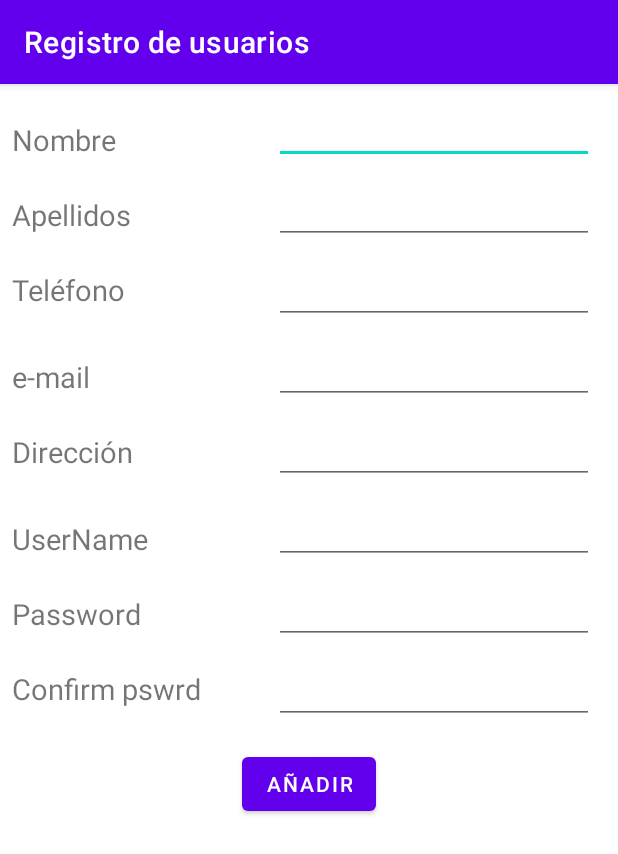
After one commit to 16kram/ClienteAndroidMovies4Rent, an Android app: the RegistroUsuario screen opened directly, with no data from a screen before it, on a phone screen of 412 x 824 dp. The commit adds this screen. Shown: the top 854 px of the screen. Run offline under Robolectric (Android 15) with nearby library versions, the phone set to English and light mode, and no system bars.

Commit message:
Pantalla de Registro de usuarios añadida.

```diff
--- a/app/src/main/AndroidManifest.xml
+++ b/app/src/main/AndroidManifest.xml
@@ -7,7 +7,6 @@
     <uses-permission android:name="android.permission.ACCESS_NETWORK_STATE" />
 
     <application
-        android:usesCleartextTraffic="true"
         android:allowBackup="true"
         android:dataExtractionRules="@xml/data_extraction_rules"
         android:fullBackupContent="@xml/backup_rules"
@@ -16,7 +15,11 @@
         android:roundIcon="@mipmap/ic_launcher_round"
         android:supportsRtl="true"
         android:theme="@style/Theme.ProyectoM13AppMovil"
+        android:usesCleartextTraffic="true"
         tools:targetApi="31">
+        <activity
+            android:name=".RegistroUsuario"
+            android:exported="false" />
         <activity
             android:name=".MainActivity"
             android:exported="true">
--- a/app/src/main/java/porqueras/ioc/proyectom13appmovil/APIService.java
+++ b/app/src/main/java/porqueras/ioc/proyectom13appmovil/APIService.java
@@ -30,5 +30,4 @@ public interface APIService {
     @POST("login")
     Call<LoginResponse> getLogin(@Body LoginResponse loginResponse);
 
-
 }
--- a/app/src/main/java/porqueras/ioc/proyectom13appmovil/MainActivity.java
+++ b/app/src/main/java/porqueras/ioc/proyectom13appmovil/MainActivity.java
@@ -2,6 +2,7 @@ package porqueras.ioc.proyectom13appmovil;
 
 import androidx.appcompat.app.AppCompatActivity;
 
+import android.content.Intent;
 import android.os.Bundle;
 import android.util.Log;
 import android.view.View;
@@ -27,6 +28,7 @@ public class MainActivity extends AppCompatActivity {
     EditText usuario;
     EditText contrasena;
     Button buttonEntrar;
+    Button buttonNuevoUsuario;
 
     @Override
     protected void onCreate(Bundle savedInstanceState) {
@@ -36,10 +38,12 @@ public class MainActivity extends AppCompatActivity {
         //Oculta la ActionBar
         getSupportActionBar().hide();
 
-        //Añadimos los campos de texto y el botón
+        //Añadimos los campos de texto y los botones
         usuario = (EditText) findViewById(R.id.editTextTextUsuario);
         contrasena = (EditText) findViewById(R.id.editTextTextContrasena);
         buttonEntrar = (Button) findViewById(R.id.buttonEntrar);
+        buttonNuevoUsuario=(Button)findViewById(R.id.buttonNuevoUsuario);
+
 
         //Configuración de la conexión de red
         OkHttpClient okHttpClient = new OkHttpClient.Builder()
@@ -83,6 +87,15 @@ public class MainActivity extends AppCompatActivity {
                         Log.d("response", "Error de red-->" + t.getMessage());
                     }
                 }));
+            }
+        });
+
+        //Acción del botón Nuevo Usuario
+        buttonNuevoUsuario.setOnClickListener(new View.OnClickListener() {
+            @Override
+            public void onClick(View v) {
+                Intent i=new Intent(MainActivity.this,RegistroUsuario.class);
+                startActivity(i);
             }
         });
 
--- /dev/null
+++ b/app/src/main/java/porqueras/ioc/proyectom13appmovil/RegistroUsuario.java
@@ -0,0 +1,31 @@
+package porqueras.ioc.proyectom13appmovil;
+
+import androidx.appcompat.app.AppCompatActivity;
+
+import android.os.Bundle;
+import android.widget.Button;
+import android.widget.EditText;
+
+public class RegistroUsuario extends AppCompatActivity {
+    EditText nombre,apellidos,telefono,email,address,username,password,confirmPassword;
+    Button botonRegistro;
+
+    @Override
+    protected void onCreate(Bundle savedInstanceState) {
+        super.onCreate(savedInstanceState);
+        setContentView(R.layout.activity_registro_usuario);
+        setTitle("Registro de usuarios");
+
+        //Añadimos los campos de texto y los botones
+        nombre=(EditText)findViewById(R.id.editTextNombre);
+        apellidos=(EditText) findViewById(R.id.editTextApellidos);
+        telefono=(EditText) findViewById(R.id.editTextTelefono);
+        email=(EditText) findViewById(R.id.editTextTelefono);
+        address=(EditText) findViewById(R.id.editTextDireccion);
+        username=(EditText) findViewById(R.id.editTextUserName);
+        password=(EditText)findViewById(R.id.editTextPassword);
+        confirmPassword=(EditText) findViewById(R.id.editTextConfirmPassword);
+
+
+    }
+}
--- a/app/src/main/res/layout/activity_main.xml
+++ b/app/src/main/res/layout/activity_main.xml
@@ -81,4 +81,14 @@
         app:layout_constraintEnd_toEndOf="parent"
         app:layout_constraintStart_toStartOf="parent"
         app:layout_constraintTop_toBottomOf="@+id/textViewContrasena" />
+
+    <Button
+        android:id="@+id/buttonNuevoUsuario"
+        android:layout_width="wrap_content"
+        android:layout_height="wrap_content"
+        android:layout_marginTop="32dp"
+        android:text="NUEVO USUARIO"
+        app:layout_constraintEnd_toEndOf="parent"
+        app:layout_constraintStart_toStartOf="parent"
+        app:layout_constraintTop_toBottomOf="@+id/buttonEntrar" />
 </androidx.constraintlayout.widget.ConstraintLayout>
--- /dev/null
+++ b/app/src/main/res/layout/activity_registro_usuario.xml
@@ -0,0 +1,195 @@
+<?xml version="1.0" encoding="utf-8"?>
+<androidx.constraintlayout.widget.ConstraintLayout xmlns:android="http://schemas.android.com/apk/res/android"
+    xmlns:app="http://schemas.android.com/apk/res-auto"
+    xmlns:tools="http://schemas.android.com/tools"
+    android:layout_width="match_parent"
+    android:layout_height="match_parent"
+    tools:context=".RegistroUsuario">
+
+    <EditText
+        android:id="@+id/editTextNombre"
+        android:layout_width="wrap_content"
+        android:layout_height="wrap_content"
+        android:layout_marginTop="8dp"
+        android:layout_marginEnd="16dp"
+        android:ems="10"
+        android:inputType="textPersonName"
+        app:layout_constraintEnd_toEndOf="parent"
+        app:layout_constraintTop_toTopOf="parent" />
+
+    <EditText
+        android:id="@+id/editTextApellidos"
+        android:layout_width="wrap_content"
+        android:layout_height="wrap_content"
+        android:layout_marginTop="8dp"
+        android:layout_marginEnd="16dp"
+        android:ems="10"
+        android:inputType="textPersonName"
+        app:layout_constraintEnd_toEndOf="parent"
+        app:layout_constraintTop_toBottomOf="@+id/editTextNombre" />
+
+    <EditText
+        android:id="@+id/editTextTelefono"
+        android:layout_width="wrap_content"
+        android:layout_height="wrap_content"
+        android:layout_marginTop="8dp"
+        android:layout_marginEnd="16dp"
+        android:ems="10"
+        android:inputType="textPersonName"
+        app:layout_constraintEnd_toEndOf="parent"
+        app:layout_constraintTop_toBottomOf="@+id/editTextApellidos" />
+
+    <EditText
+        android:id="@+id/editTextEmail"
+        android:layout_width="wrap_content"
+        android:layout_height="wrap_content"
+        android:layout_marginTop="8dp"
+        android:layout_marginEnd="16dp"
+        android:ems="10"
+        android:inputType="textPersonName"
+        app:layout_constraintEnd_toEndOf="parent"
+        app:layout_constraintTop_toBottomOf="@+id/editTextTelefono" />
+
+    <EditText
+        android:id="@+id/editTextDireccion"
+        android:layout_width="wrap_content"
+        android:layout_height="wrap_content"
+        android:layout_marginTop="8dp"
+        android:layout_marginEnd="16dp"
+        android:ems="10"
+        android:inputType="textPersonName"
+        app:layout_constraintEnd_toEndOf="parent"
+        app:layout_constraintTop_toBottomOf="@+id/editTextEmail" />
+
+    <EditText
+        android:id="@+id/editTextUserName"
+        android:layout_width="wrap_content"
+        android:layout_height="wrap_content"
+        android:layout_marginTop="8dp"
+        android:layout_marginEnd="16dp"
+        android:ems="10"
+        android:inputType="textPersonName"
+        app:layout_constraintEnd_toEndOf="parent"
+        app:layout_constraintTop_toBottomOf="@+id/editTextDireccion" />
+
+    <TextView
+        android:id="@+id/textViewNombre"
+        android:layout_width="wrap_content"
+        android:layout_height="wrap_content"
+        android:layout_marginStart="8dp"
+        android:layout_marginTop="24dp"
+        android:text="Nombre"
+        android:textSize="19dp"
+        app:layout_constraintStart_toStartOf="parent"
+        app:layout_constraintTop_toTopOf="parent" />
+
+    <TextView
+        android:id="@+id/textViewApellidos"
+        android:layout_width="wrap_content"
+        android:layout_height="wrap_content"
+        android:layout_marginStart="8dp"
+        android:layout_marginTop="24dp"
+        android:text="Apellidos"
+        android:textSize="19dp"
+        app:layout_constraintStart_toStartOf="parent"
+        app:layout_constraintTop_toBottomOf="@+id/textViewNombre" />
+
+    <TextView
+        android:id="@+id/textViewTelefono"
+        android:layout_width="wrap_content"
+        android:layout_height="wrap_content"
+        android:layout_marginStart="8dp"
+        android:layout_marginTop="24dp"
+        android:text="Teléfono"
+        android:textSize="19dp"
+        app:layout_constraintStart_toStartOf="parent"
+        app:layout_constraintTop_toBottomOf="@+id/textViewApellidos" />
+
+    <TextView
+        android:id="@+id/textViewEmail"
+        android:layout_width="wrap_content"
+        android:layout_height="wrap_content"
+        android:layout_marginStart="8dp"
+        android:layout_marginTop="32dp"
+        android:text="e-mail"
+        android:textSize="19dp"
+        app:layout_constraintStart_toStartOf="parent"
+        app:layout_constraintTop_toBottomOf="@+id/textViewTelefono" />
+
+    <TextView
+        android:id="@+id/textViewDireccion"
+        android:layout_width="wrap_content"
+        android:layout_height="wrap_content"
+        android:layout_marginStart="8dp"
+        android:layout_marginTop="24dp"
+        android:text="Dirección"
+        android:textSize="19dp"
+        app:layout_constraintStart_toStartOf="parent"
+        app:layout_constraintTop_toBottomOf="@+id/textViewEmail" />
+
+    <TextView
+        android:id="@+id/textViewUserName"
+        android:layout_width="wrap_content"
+        android:layout_height="wrap_content"
+        android:layout_marginStart="8dp"
+        android:layout_marginTop="32dp"
+        android:text="UserName"
+        android:textSize="19dp"
+        app:layout_constraintStart_toStartOf="parent"
+        app:layout_constraintTop_toBottomOf="@+id/textViewDireccion" />
+
+    <TextView
+        android:id="@+id/textViewPassword"
+        android:layout_width="wrap_content"
+        android:layout_height="wrap_content"
+        android:layout_marginStart="8dp"
+        android:layout_marginTop="24dp"
+        android:text="Password"
+        android:textSize="19dp"
+        app:layout_constraintStart_toStartOf="parent"
+        app:layout_constraintTop_toBottomOf="@+id/textViewUserName" />
+
+    <TextView
+        android:id="@+id/textViewConfirmPassword"
+        android:layout_width="wrap_content"
+        android:layout_height="wrap_content"
+        android:layout_marginStart="8dp"
+        android:layout_marginTop="24dp"
+        android:text="Confirm pswrd"
+        android:textSize="19dp"
+        app:layout_constraintStart_toStartOf="parent"
+        app:layout_constraintTop_toBottomOf="@+id/textViewPassword" />
+
+    <Button
+        android:id="@+id/buttonRegistro"
+        android:layout_width="wrap_content"
+        android:layout_height="wrap_content"
+        android:layout_marginTop="16dp"
+        android:text="Añadir"
+        app:layout_constraintEnd_toEndOf="parent"
+        app:layout_constraintStart_toStartOf="parent"
+        app:layout_constraintTop_toBottomOf="@+id/editTextConfirmPassword" />
+
+    <EditText
+        android:id="@+id/editTextPassword"
+        android:layout_width="wrap_content"
+        android:layout_height="wrap_content"
+        android:layout_marginTop="8dp"
+        android:layout_marginEnd="16dp"
+        android:ems="10"
+        android:inputType="textPassword"
+        app:layout_constraintEnd_toEndOf="parent"
+        app:layout_constraintTop_toBottomOf="@+id/editTextUserName" />
+
+    <EditText
+        android:id="@+id/editTextConfirmPassword"
+        android:layout_width="wrap_content"
+        android:layout_height="wrap_content"
+        android:layout_marginTop="8dp"
+        android:layout_marginEnd="16dp"
+        android:ems="10"
+        android:inputType="textPassword"
+        app:layout_constraintEnd_toEndOf="parent"
+        app:layout_constraintTop_toBottomOf="@+id/editTextPassword" />
+
+</androidx.constraintlayout.widget.ConstraintLayout>
```
